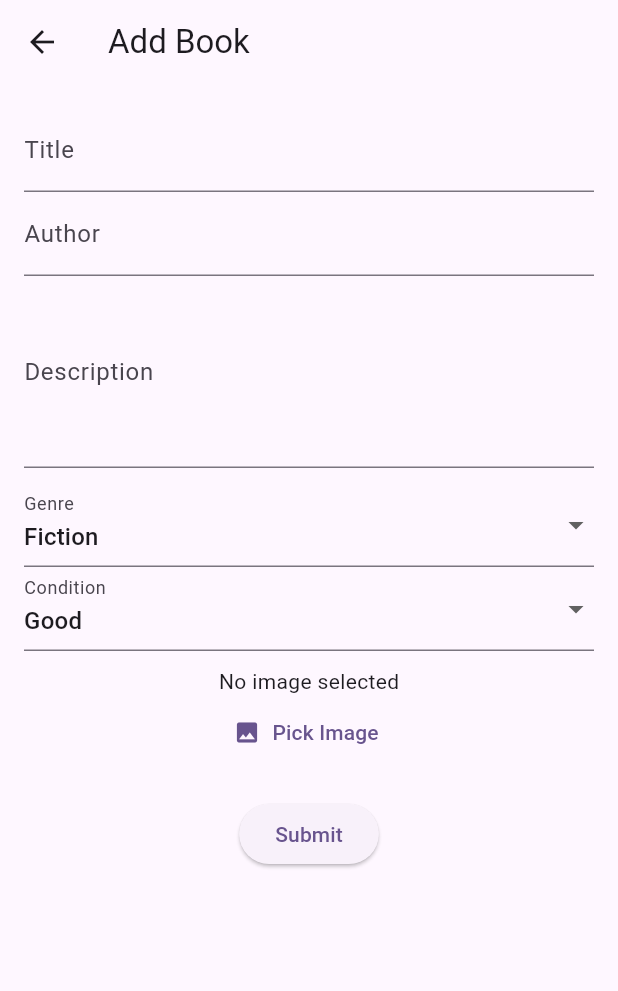
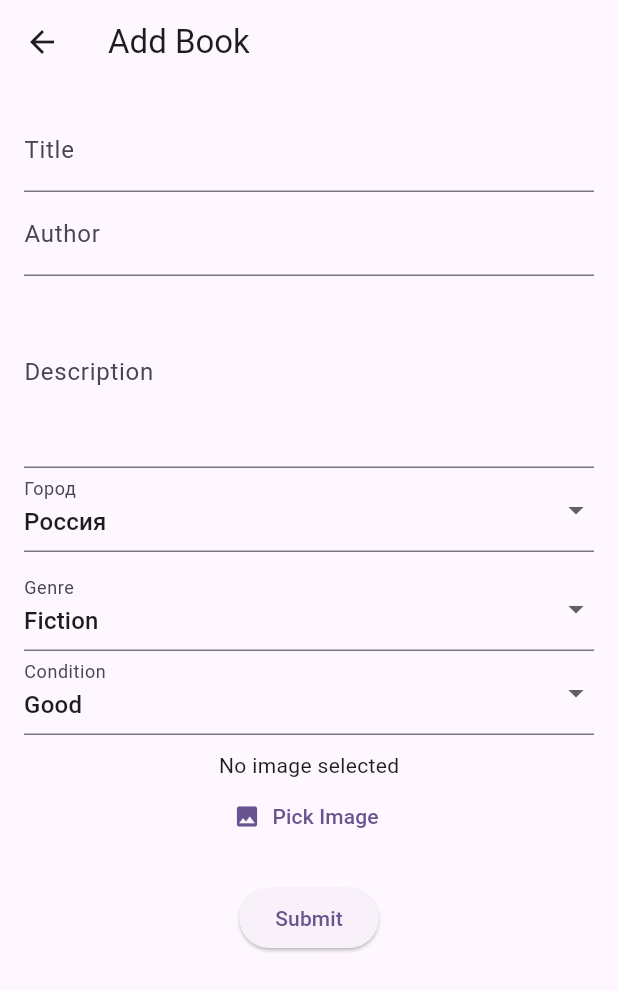
Before and after one commit to dzzgzztd/flutter_bookcrossing_app, a Flutter app: the BookFormPage screen opened by its route, on a phone screen of 412 x 824 dp. Shown: the top 991 px of the screen. Run offline on Flutter 3.47's test engine with Material 3 defaults, Android fonts, the light colour scheme and no system bars; our stand-ins replace cloud_firestore, firebase_auth, firebase_core, flutter_dotenv, image_picker; missing offline and left inert: string_similarity; accounts and stored records are empty.

Commit message:
add city

```diff
--- a/lib/core/models/book_model.dart
+++ b/lib/core/models/book_model.dart
@@ -13,6 +13,7 @@ class BookModel {
   final double? latitude;
   final double? longitude;
   final bool isAvailable;
+  final String? city;
 
   BookModel({
     required this.id,
@@ -27,6 +28,7 @@ class BookModel {
     this.latitude,
     this.longitude,
     this.isAvailable = true,
+    this.city,
   });
 
   factory BookModel.fromJson(Map<String, dynamic> json) {
@@ -43,6 +45,7 @@ class BookModel {
       latitude: (json['latitude'] as num?)?.toDouble(),
       longitude: (json['longitude'] as num?)?.toDouble(),
       isAvailable: json['isAvailable'] ?? true,
+      city: json['city'] ?? '',
     );
   }
 
@@ -67,6 +70,7 @@ class BookModel {
       'latitude': latitude,
       'longitude': longitude,
       'isAvailable': isAvailable,
+      'city': city
     };
   }
 
@@ -80,6 +84,7 @@ class BookModel {
     double? latitude,
     double? longitude,
     bool? isAvailable,
+    String? city
   }) {
     return BookModel(
       id: id,
@@ -94,6 +99,7 @@ class BookModel {
       latitude: latitude ?? this.latitude,
       longitude: longitude ?? this.longitude,
       isAvailable: isAvailable ?? this.isAvailable,
+      city: city ?? this.city,
     );
   }
 }
--- a/lib/features/books/book_form_page.dart
+++ b/lib/features/books/book_form_page.dart
@@ -26,8 +26,16 @@ class _BookFormPageState extends State<BookFormPage> {
   final _titleController = TextEditingController();
   final _authorController = TextEditingController();
   final _descriptionController = TextEditingController();
+  final List<String> _cities = [
+    'Москва',
+    'Санкт-Петербург',
+    'Новосибирск',
+    'Екатеринбург',
+    'Россия',
+  ];
   String _genre = 'Fiction';
   String _condition = 'Good';
+  String _city = 'Россия';
   File? _image;
   String? _existingImageUrl;
 
@@ -42,6 +50,7 @@ class _BookFormPageState extends State<BookFormPage> {
       _genre = book.genre;
       _condition = book.condition;
       _existingImageUrl = book.imageUrl;
+      _city = book.city ?? 'Россия';
     }
   }
 
@@ -73,6 +82,7 @@ class _BookFormPageState extends State<BookFormPage> {
               description: _descriptionController.text,
               imageUrl: imageUrl,
               isAvailable: widget.bookToEdit!.isAvailable,
+              city: _city,
             )
             : BookModel(
               id: UniqueKey().toString(),
@@ -85,6 +95,7 @@ class _BookFormPageState extends State<BookFormPage> {
               condition: _condition,
               createdAt: DateTime.now(),
               isAvailable: true,
+              city: _city,
             );
 
     if (widget.bookToEdit != null) {
@@ -130,6 +141,17 @@ class _BookFormPageState extends State<BookFormPage> {
                   controller: _descriptionController,
                   decoration: const InputDecoration(labelText: 'Description'),
                   maxLines: 4,
+                ),
+                DropdownButtonFormField<String>(
+                  value: _city,
+                  items:
+                      _cities
+                          .map(
+                            (c) => DropdownMenuItem(value: c, child: Text(c)),
+                          )
+                          .toList(),
+                  onChanged: (value) => setState(() => _city = value!),
+                  decoration: const InputDecoration(labelText: 'Город'),
                 ),
                 const SizedBox(height: 10),
                 DropdownButtonFormField<String>(
```
Also changed, not shown: lib/features/books/book_detail_page.dart (+29 -11 lines), lib/features/books/book_list_page.dart (+45 -17 lines), lib/core/utils/validators.dart (deleted), lib/data/providers/firebase_provider.dart (deleted), lib/data/repositories/auth_repository.dart (deleted), lib/data/repositories/book_repository.dart (deleted), lib/data/repositories/chat_repository.dart (deleted).
